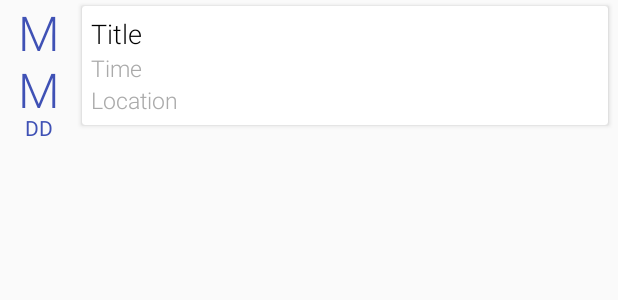
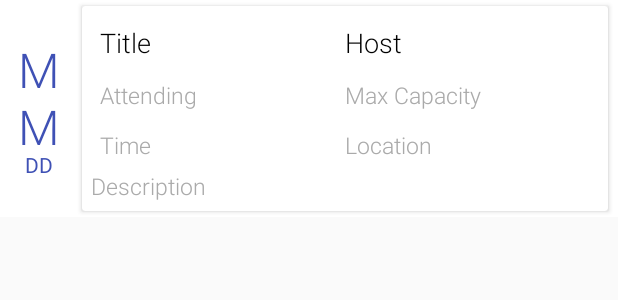
Before and after one commit to lingxuan925/iF---login-and-join-the-fun, an Android app: the layout cardview.xml on its own in the app's theme, with its tools: preview values and no code run, on a phone screen of 412 x 824 dp. Shown: the top 300 px of the screen. Run offline under Robolectric (Android 15) with nearby library versions, the light colour scheme and no system bars.

Commit message:
testing out fetch events

```diff
--- a/app/src/main/java/com/example/lingxuan925/anif/FragmentUser.java
+++ b/app/src/main/java/com/example/lingxuan925/anif/FragmentUser.java
@@ -149,7 +149,6 @@ public class FragmentUser extends Fragment implements View.OnClickListener, Adap
                 break;
             case "Details":
                 Toast.makeText(getActivity(), text + " is clicked!", Toast.LENGTH_SHORT).show();
-                System.out.println("Details is clicked");
                 editDetails();
                 break;
             case "Settings":
--- a/app/src/main/java/com/example/lingxuan925/anif/Signup.java
+++ b/app/src/main/java/com/example/lingxuan925/anif/Signup.java
@@ -140,6 +140,10 @@ public class Signup extends AppCompatActivity implements View.OnClickListener, G
                                         users.add("222");
                                         users.add("333");
                                         aEvent.setParticipants(users);
+                                        aEvent.setHostname("Michael");
+                                        aEvent.setDescription("adsfasfasdfadsffdafsdfadsfasdfsdfasfdfds");
+                                        aEvent.setCurCnt(aEvent.getParticipants().size());
+                                        aEvent.setLocation("Toronto");
                                         String key = databaseEvents.push().getKey();
                                         databaseEvents.child(key).setValue(aEvent);
                                     }
--- a/app/src/main/res/layout/cardview.xml
+++ b/app/src/main/res/layout/cardview.xml
@@ -3,6 +3,7 @@
     xmlns:card_view="http://schemas.android.com/apk/res-auto"
     android:layout_width="match_parent"
     android:layout_height="wrap_content"
+    android:background="@color/white"
     android:orientation="horizontal">
 
     <LinearLayout
@@ -41,6 +42,7 @@
         android:layout_height="wrap_content"
         android:layout_marginRight="4dp"
         android:layout_weight="1"
+        android:background="@color/white"
         card_view:cardUseCompatPadding="true">
 
         <LinearLayout
@@ -49,9 +51,16 @@
             android:orientation="vertical"
             android:padding="6dp">
 
+            <LinearLayout
+                android:layout_width="match_parent"
+                android:layout_height="wrap_content"
+                android:orientation="horizontal"
+                android:padding="6dp">
+
                 <TextView
                     android:id="@+id/tViewTitle"
-                android:layout_width="match_parent"
+                    android:layout_width="0dp"
+                    android:layout_weight="1"
                     android:layout_height="match_parent"
                     android:fontFamily="sans-serif-light"
                     android:text="Title"
@@ -59,8 +68,53 @@
                     android:textSize="18sp" />
 
                 <TextView
+                    android:id="@+id/tViewOwner"
+                    android:layout_width="0dp"
+                    android:layout_weight="1"
+                    android:layout_height="match_parent"
+                    android:fontFamily="sans-serif-light"
+                    android:text="Host"
+                    android:textColor="@android:color/black"
+                    android:textSize="18sp" />
+            </LinearLayout>
+
+            <LinearLayout
+                android:layout_width="match_parent"
+                android:layout_height="wrap_content"
+                android:orientation="horizontal"
+                android:padding="6dp">
+
+                <TextView
+                    android:id="@+id/tViewCurrent"
+                    android:layout_width="0dp"
+                    android:layout_weight="1"
+                    android:layout_height="match_parent"
+                    android:fontFamily="sans-serif-light"
+                    android:text="Attending"
+                    android:textColor="@android:color/darker_gray"
+                    android:textSize="15sp" />
+
+                <TextView
+                    android:id="@+id/tViewMaxCapacity"
+                    android:layout_width="0dp"
+                    android:layout_weight="1"
+                    android:layout_height="match_parent"
+                    android:fontFamily="sans-serif-light"
+                    android:text="Max Capacity"
+                    android:textColor="@android:color/darker_gray"
+                    android:textSize="15sp" />
+            </LinearLayout>
+
+            <LinearLayout
+                android:layout_width="match_parent"
+                android:layout_height="wrap_content"
+                android:orientation="horizontal"
+                android:padding="6dp">
+
+                <TextView
                     android:id="@+id/tViewStartTime"
-                android:layout_width="match_parent"
+                    android:layout_width="0dp"
+                    android:layout_weight="1"
                     android:layout_height="match_parent"
                     android:fontFamily="sans-serif-light"
                     android:text="Time"
@@ -69,13 +123,24 @@
 
                 <TextView
                     android:id="@+id/tViewLocation"
-                android:layout_width="match_parent"
-                android:layout_height="wrap_content"
+                    android:layout_width="0dp"
+                    android:layout_weight="1"
+                    android:layout_height="match_parent"
                     android:fontFamily="sans-serif-light"
                     android:text="Location"
                     android:textColor="@android:color/darker_gray"
                     android:textSize="15sp" />
 
             </LinearLayout>
+
+            <TextView
+                android:id="@+id/tViewDesc"
+                android:layout_width="match_parent"
+                android:layout_height="match_parent"
+                android:fontFamily="sans-serif-light"
+                android:text="Description"
+                android:textColor="@android:color/darker_gray"
+                android:textSize="15sp" />
+        </LinearLayout>
     </android.support.v7.widget.CardView>
 </LinearLayout>
```
Also changed, not shown: app/src/main/java/com/example/lingxuan925/anif/Event.java (+26 -18 lines), app/src/main/java/com/example/lingxuan925/anif/EventsAdapter.java (+7 -1 lines), app/src/main/java/com/example/lingxuan925/anif/UpcomingEvents.java (+12 -3 lines), app/src/main/res/layout/upcoming_events.xml (+49 -6 lines). Lines whose indentation alone changed are shown as unchanged.
